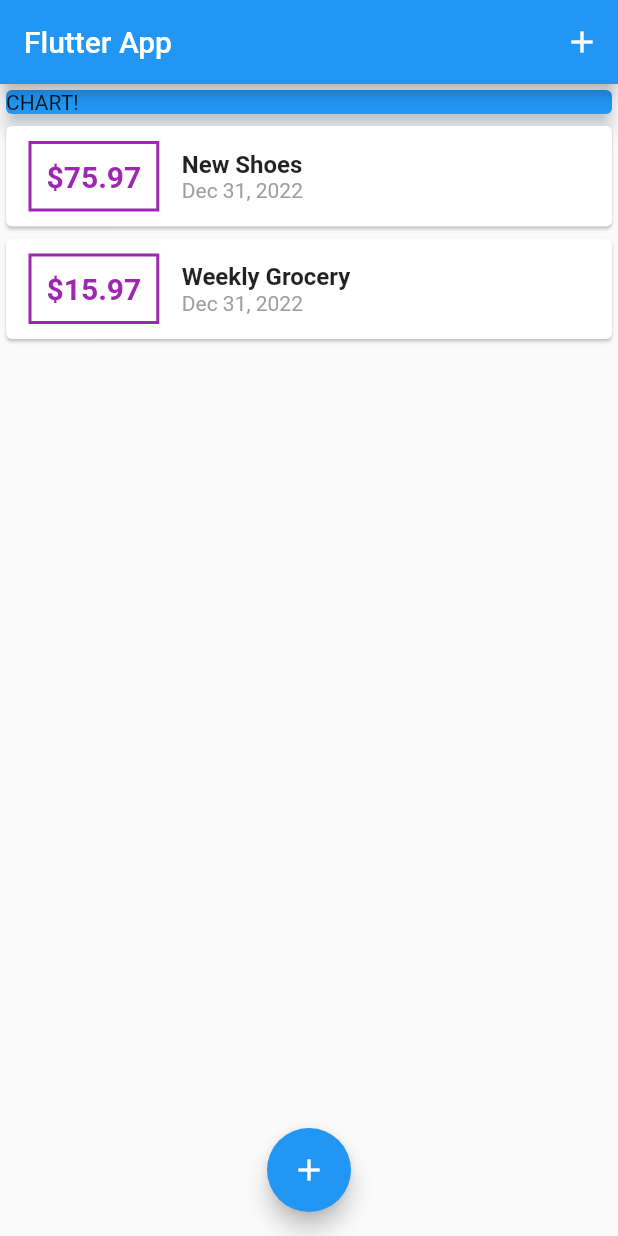
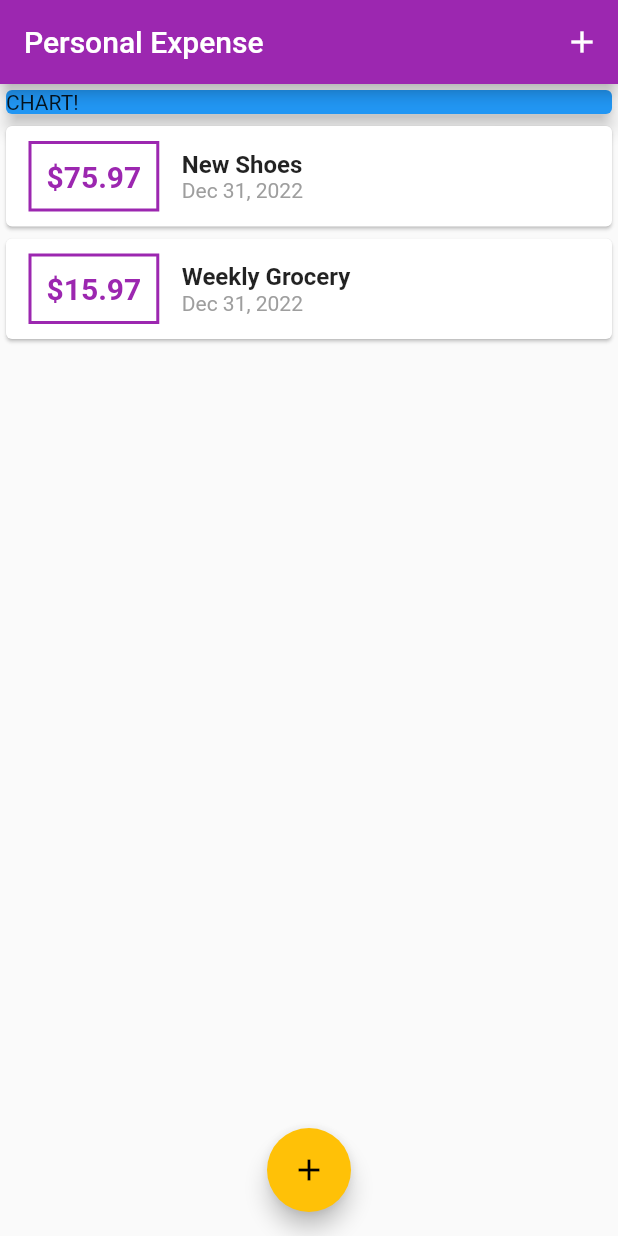
Before and after one commit to haile-12-21-23/expense_planner, a Flutter app: the screen it shows after launch, on a phone screen of 412 x 824 dp. Run offline on Flutter 3.47's test engine with Material 2 defaults, Android fonts, the phone set to English and light mode, and no system bars.

Commit message:
setting up theme data

```diff
--- a/lib/main.dart
+++ b/lib/main.dart
@@ -16,10 +16,8 @@ class MyApp extends StatelessWidget {
   Widget build(BuildContext context) {
     return MaterialApp(
       debugShowCheckedModeBanner: false,
-      title: 'Flutter Demo',
-      theme: ThemeData(
-        primarySwatch: Colors.blue,
-      ),
+      title: 'Personal Expense',
+      theme: ThemeData(primarySwatch: Colors.purple, accentColor: Colors.amber),
       home: MyHomePage(),
     );
   }
@@ -75,8 +73,9 @@ class _MyHomePageState extends State<MyHomePage> {
   @override
   Widget build(BuildContext context) {
     return Scaffold(
-      appBar: AppBar(title: const Text('Flutter App'), actions: [
+      appBar: AppBar(title: const Text('Personal Expense'), actions: [
         IconButton(
+          tooltip: 'Add new Transactions',
           icon: const Icon(Icons.add),
           onPressed: () => startAddNewTransaction(context),
         )
@@ -99,6 +98,7 @@ class _MyHomePageState extends State<MyHomePage> {
       ),
       floatingActionButtonLocation: FloatingActionButtonLocation.centerFloat,
       floatingActionButton: FloatingActionButton(
+        tooltip: 'Add new Transactions',
         child: const Icon(Icons.add),
         onPressed: () => startAddNewTransaction(context),
       ),
--- a/lib/widgets/new_transaction.dart
+++ b/lib/widgets/new_transaction.dart
@@ -22,6 +22,7 @@ class _NewTransactionState extends State<NewTransaction> {
       return;
     }
     widget.addNewTx(enteredTitle, enteredAmount);
+    Navigator.of(context).pop();
   }
 
   @override
--- a/lib/widgets/transaction_list.dart
+++ b/lib/widgets/transaction_list.dart
@@ -20,13 +20,14 @@ class TransactionList extends StatelessWidget {
                 margin:
                     const EdgeInsets.symmetric(vertical: 10, horizontal: 15),
                 decoration: BoxDecoration(
-                    border: Border.all(color: Colors.purple, width: 2)),
+                    border: Border.all(
+                        color: Theme.of(context).primaryColor, width: 2)),
                 child: Text(
                   '\$${transactions[index].amount.toStringAsFixed(2)}',
-                  style: const TextStyle(
+                  style: TextStyle(
                       fontWeight: FontWeight.bold,
                       fontSize: 20,
-                      color: Colors.purple),
+                      color: Theme.of(context).primaryColor),
                 ),
               ),
               Column(
```
